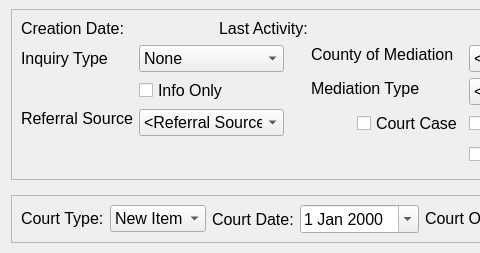
This is drc/gui/mediationprocessstatusform.ui in lansdon/cpts483_drc as Qt 5 draws it before an edit; both pictures show x 0 to 480 and y 0 to 253 of the 1113 by 253 pixel window. The edited form follows.
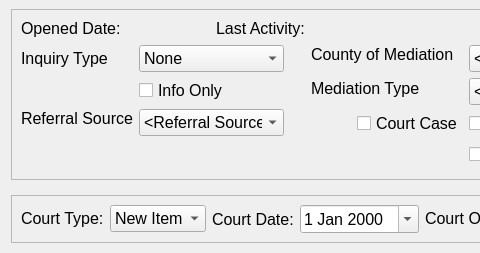
This is the edited form.

```diff
--- a/drc/gui/mediationprocessstatusform.ui
+++ b/drc/gui/mediationprocessstatusform.ui
@@ -93,7 +93,7 @@
                </font>
               </property>
               <property name="text">
-               <string>Creation Date:</string>
+               <string>Opened Date:</string>
               </property>
              </widget>
             </item>
```
